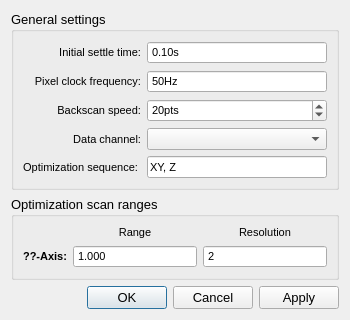
This is gui/scanner/ui_optimizer_settings.ui in Ulm-IQO/qudi as Qt 5 draws it before an edit. The edited form follows.
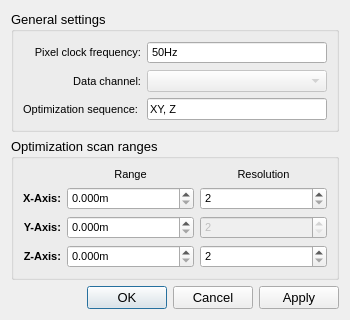
This is the edited form. Custom widgets are drawn as their Qt base class.

Commit message: Stripped down GUI and Logic

The edit to the form file:
```diff
--- a/gui/scanner/ui_optimizer_settings.ui
+++ b/gui/scanner/ui_optimizer_settings.ui
@@ -7,7 +7,7 @@
     <x>0</x>
     <y>0</y>
     <width>350</width>
-    <height>303</height>
+    <height>304</height>
    </rect>
   </property>
   <property name="sizePolicy">
@@ -31,55 +31,7 @@
       <string>General settings</string>
      </property>
      <layout class="QGridLayout" name="gridLayout">
-      <item row="3" column="0">
-       <widget class="QLabel" name="opt_channel_label">
-        <property name="font">
-         <font>
-          <pointsize>8</pointsize>
-         </font>
-        </property>
-        <property name="text">
-         <string>Data channel:</string>
-        </property>
-        <property name="alignment">
-         <set>Qt::AlignRight|Qt::AlignTrailing|Qt::AlignVCenter</set>
-        </property>
-       </widget>
-      </item>
-      <item row="0" column="1">
-       <widget class="ScienDSpinBox" name="init_settle_time_scienDSpinBox">
-        <property name="sizePolicy">
-         <sizepolicy hsizetype="Expanding" vsizetype="Fixed">
-          <horstretch>0</horstretch>
-          <verstretch>0</verstretch>
-         </sizepolicy>
-        </property>
-        <property name="font">
-         <font>
-          <pointsize>8</pointsize>
-         </font>
-        </property>
-        <property name="toolTip">
-         <string>Settle time to let the scanner reach the start point of the optimization scans</string>
-        </property>
-        <property name="buttonSymbols">
-         <enum>QAbstractSpinBox::NoButtons</enum>
-        </property>
-        <property name="prefix">
-         <string/>
-        </property>
-        <property name="suffix">
-         <string>s</string>
-        </property>
-        <property name="maximum">
-         <double>99999999999999999322094867436162797646170844194406400.000000000000000</double>
-        </property>
-        <property name="value">
-         <double>0.100000000000000</double>
-        </property>
-       </widget>
-      </item>
-      <item row="1" column="0">
+      <item row="0" column="0">
        <widget class="QLabel" name="count_freq_label">
         <property name="font">
          <font>
@@ -97,25 +49,7 @@
         </property>
        </widget>
       </item>
-      <item row="0" column="0">
-       <widget class="QLabel" name="hw_settle_label">
-        <property name="font">
-         <font>
-          <pointsize>8</pointsize>
-         </font>
-        </property>
-        <property name="toolTip">
-         <string>Settle time to let the scanner reach the start point of the optimization scans</string>
-        </property>
-        <property name="text">
-         <string>Initial settle time:</string>
-        </property>
-        <property name="alignment">
-         <set>Qt::AlignRight|Qt::AlignTrailing|Qt::AlignVCenter</set>
-        </property>
-       </widget>
-      </item>
-      <item row="1" column="1">
+      <item row="0" column="1">
        <widget class="ScienSpinBox" name="pixel_clock_frequency_scienSpinBox">
         <property name="sizePolicy">
          <sizepolicy hsizetype="Expanding" vsizetype="Fixed">
@@ -145,8 +79,8 @@
         </property>
        </widget>
       </item>
-      <item row="2" column="0">
-       <widget class="QLabel" name="return_slow_label">
+      <item row="1" column="0">
+       <widget class="QLabel" name="opt_channel_label">
         <property name="font">
          <font>
           <pointsize>8</pointsize>
@@ -156,42 +90,18 @@
          <string>Resolution (number of steps) in the return scan that occurs between each line of the XY scan.</string>
         </property>
         <property name="text">
-         <string>Backscan speed:</string>
+         <string>Data channel:</string>
         </property>
         <property name="alignment">
          <set>Qt::AlignRight|Qt::AlignTrailing|Qt::AlignVCenter</set>
         </property>
        </widget>
       </item>
-      <item row="2" column="1">
-       <widget class="QSpinBox" name="backscan_points_spinBox">
-        <property name="sizePolicy">
-         <sizepolicy hsizetype="Expanding" vsizetype="Fixed">
-          <horstretch>0</horstretch>
-          <verstretch>0</verstretch>
-         </sizepolicy>
-        </property>
-        <property name="font">
-         <font>
-          <pointsize>8</pointsize>
-         </font>
-        </property>
-        <property name="toolTip">
-         <string>Resolution (number of steps) in the return scan that occurs between each line of the XY scan.</string>
-        </property>
-        <property name="suffix">
-         <string>pts</string>
-        </property>
-        <property name="maximum">
-         <number>999999999</number>
-        </property>
-        <property name="value">
-         <number>20</number>
-        </property>
-       </widget>
-      </item>
-      <item row="3" column="1">
+      <item row="1" column="1">
        <widget class="QComboBox" name="opt_channel_ComboBox">
+        <property name="enabled">
+         <bool>false</bool>
+        </property>
         <property name="sizePolicy">
          <sizepolicy hsizetype="Expanding" vsizetype="Fixed">
           <horstretch>0</horstretch>
@@ -205,7 +115,7 @@
         </property>
        </widget>
       </item>
-      <item row="4" column="0">
+      <item row="2" column="0">
        <widget class="QLabel" name="opt_sequence_label">
         <property name="font">
          <font>
@@ -220,7 +130,7 @@
         </property>
        </widget>
       </item>
-      <item row="4" column="1">
+      <item row="2" column="1">
        <widget class="QLineEdit" name="optimization_sequence_lineEdit">
         <property name="font">
          <font>
@@ -252,56 +162,6 @@
       <string>Optimization scan ranges</string>
      </property>
      <layout class="QGridLayout" name="scan_ranges_gridLayout">
-      <item row="1" column="2">
-       <widget class="QSpinBox" name="axis_0_optimizer_resolution_spinBox">
-        <property name="sizePolicy">
-         <sizepolicy hsizetype="Expanding" vsizetype="Fixed">
-          <horstretch>0</horstretch>
-          <verstretch>0</verstretch>
-         </sizepolicy>
-        </property>
-        <property name="minimumSize">
-         <size>
-          <width>70</width>
-          <height>0</height>
-         </size>
-        </property>
-        <property name="font">
-         <font>
-          <pointsize>8</pointsize>
-         </font>
-        </property>
-        <property name="alignment">
-         <set>Qt::AlignLeading|Qt::AlignLeft|Qt::AlignVCenter</set>
-        </property>
-        <property name="buttonSymbols">
-         <enum>QAbstractSpinBox::NoButtons</enum>
-        </property>
-        <property name="minimum">
-         <number>2</number>
-        </property>
-        <property name="maximum">
-         <number>999999999</number>
-        </property>
-       </widget>
-      </item>
-      <item row="1" column="0">
-       <widget class="QLabel" name="axis_0_label">
-        <property name="font">
-         <font>
-          <pointsize>8</pointsize>
-          <weight>75</weight>
-          <bold>true</bold>
-         </font>
-        </property>
-        <property name="text">
-         <string>??-Axis:</string>
-        </property>
-        <property name="alignment">
-         <set>Qt::AlignRight|Qt::AlignTrailing|Qt::AlignVCenter</set>
-        </property>
-       </widget>
-      </item>
       <item row="1" column="1">
        <widget class="ScienDSpinBox" name="axis_0_optimizer_range_scienDSpinBox">
         <property name="sizePolicy">
@@ -312,7 +172,7 @@
         </property>
         <property name="minimumSize">
          <size>
-          <width>70</width>
+          <width>75</width>
           <height>0</height>
          </size>
         </property>
@@ -325,25 +185,75 @@
          <string>&lt;html&gt;&lt;head/&gt;&lt;body&gt;&lt;p&gt;&lt;span style=&quot; font-size:10pt;&quot;&gt;Scan range of the optimizer in the xy area.&lt;/span&gt;&lt;/p&gt;&lt;/body&gt;&lt;/html&gt;</string>
         </property>
         <property name="buttonSymbols">
-         <enum>QAbstractSpinBox::NoButtons</enum>
+         <enum>QAbstractSpinBox::UpDownArrows</enum>
         </property>
         <property name="specialValueText">
          <string/>
         </property>
         <property name="suffix">
-         <string/>
+         <string>m</string>
         </property>
         <property name="decimals">
          <number>3</number>
         </property>
         <property name="maximum">
-         <double>100000000000000004384584304507619735463404765184.000000000000000</double>
+         <double>10000000000000000905969664.000000000000000</double>
         </property>
         <property name="singleStep">
          <double>0.000001000000000</double>
         </property>
         <property name="value">
-         <double>1.000000000000000</double>
+         <double>0.000000000000000</double>
+        </property>
+       </widget>
+      </item>
+      <item row="1" column="2">
+       <widget class="QSpinBox" name="x_optimizer_resolution_spinBox">
+        <property name="sizePolicy">
+         <sizepolicy hsizetype="Expanding" vsizetype="Fixed">
+          <horstretch>0</horstretch>
+          <verstretch>0</verstretch>
+         </sizepolicy>
+        </property>
+        <property name="minimumSize">
+         <size>
+          <width>75</width>
+          <height>0</height>
+         </size>
+        </property>
+        <property name="font">
+         <font>
+          <pointsize>8</pointsize>
+         </font>
+        </property>
+        <property name="alignment">
+         <set>Qt::AlignLeading|Qt::AlignLeft|Qt::AlignVCenter</set>
+        </property>
+        <property name="buttonSymbols">
+         <enum>QAbstractSpinBox::UpDownArrows</enum>
+        </property>
+        <property name="minimum">
+         <number>2</number>
+        </property>
+        <property name="maximum">
+         <number>999999999</number>
+        </property>
+       </widget>
+      </item>
+      <item row="1" column="0">
+       <widget class="QLabel" name="axis_0_label">
+        <property name="font">
+         <font>
+          <pointsize>8</pointsize>
+          <weight>75</weight>
+          <bold>true</bold>
+         </font>
+        </property>
+        <property name="text">
+         <string>X-Axis:</string>
+        </property>
+        <property name="alignment">
+         <set>Qt::AlignRight|Qt::AlignTrailing|Qt::AlignVCenter</set>
         </property>
        </widget>
       </item>
@@ -389,6 +299,115 @@
         </property>
        </widget>
       </item>
+      <item row="2" column="1">
+       <widget class="ScienDSpinBox" name="y_optimizer_range_doubleSpinBox">
+        <property name="font">
+         <font>
+          <pointsize>8</pointsize>
+         </font>
+        </property>
+        <property name="suffix">
+         <string>m</string>
+        </property>
+        <property name="decimals">
+         <number>3</number>
+        </property>
+        <property name="maximum">
+         <double>10000000000000000905969664.000000000000000</double>
+        </property>
+        <property name="value">
+         <double>0.000000000000000</double>
+        </property>
+       </widget>
+      </item>
+      <item row="3" column="1">
+       <widget class="ScienDSpinBox" name="z_optimizer_range_doubleSpinBox">
+        <property name="font">
+         <font>
+          <pointsize>8</pointsize>
+         </font>
+        </property>
+        <property name="suffix">
+         <string>m</string>
+        </property>
+        <property name="decimals">
+         <number>3</number>
+        </property>
+        <property name="maximum">
+         <double>10000000000000000905969664.000000000000000</double>
+        </property>
+        <property name="value">
+         <double>0.000000000000000</double>
+        </property>
+       </widget>
+      </item>
+      <item row="2" column="2">
+       <widget class="QSpinBox" name="y_optimizer_resolution_spinBox">
+        <property name="enabled">
+         <bool>false</bool>
+        </property>
+        <property name="font">
+         <font>
+          <pointsize>8</pointsize>
+         </font>
+        </property>
+        <property name="minimum">
+         <number>2</number>
+        </property>
+        <property name="maximum">
+         <number>999999999</number>
+        </property>
+       </widget>
+      </item>
+      <item row="3" column="2">
+       <widget class="QSpinBox" name="z_optimizer_resolution_spinBox">
+        <property name="font">
+         <font>
+          <pointsize>8</pointsize>
+         </font>
+        </property>
+        <property name="minimum">
+         <number>2</number>
+        </property>
+        <property name="maximum">
+         <number>999999999</number>
+        </property>
+       </widget>
+      </item>
+      <item row="2" column="0">
+       <widget class="QLabel" name="label">
+        <property name="font">
+         <font>
+          <pointsize>8</pointsize>
+          <weight>75</weight>
+          <bold>true</bold>
+         </font>
+        </property>
+        <property name="text">
+         <string>Y-Axis:</string>
+        </property>
+        <property name="alignment">
+         <set>Qt::AlignRight|Qt::AlignTrailing|Qt::AlignVCenter</set>
+        </property>
+       </widget>
+      </item>
+      <item row="3" column="0">
+       <widget class="QLabel" name="label_4">
+        <property name="font">
+         <font>
+          <pointsize>8</pointsize>
+          <weight>75</weight>
+          <bold>true</bold>
+         </font>
+        </property>
+        <property name="text">
+         <string>Z-Axis:</string>
+        </property>
+        <property name="alignment">
+         <set>Qt::AlignRight|Qt::AlignTrailing|Qt::AlignVCenter</set>
+        </property>
+       </widget>
+      </item>
      </layout>
     </widget>
    </item>
@@ -416,16 +435,16 @@
   </layout>
  </widget>
  <customwidgets>
-  <customwidget>
-   <class>ScienDSpinBox</class>
-   <extends>QDoubleSpinBox</extends>
-   <header>qtwidgets.scientific_spinbox.h</header>
-  </customwidget>
   <customwidget>
    <class>ScienSpinBox</class>
    <extends>QSpinBox</extends>
    <header>qtwidgets.scientific_spinbox.h</header>
   </customwidget>
+  <customwidget>
+   <class>ScienDSpinBox</class>
+   <extends>QDoubleSpinBox</extends>
+   <header>qtwidgets.scientific_spinbox.h</header>
+  </customwidget>
  </customwidgets>
  <tabstops>
   <tabstop>buttonBox</tabstop>
```
Left out of the diff: 5 changed lines with no effect on the pictures. The commit also changes 7 other files.
